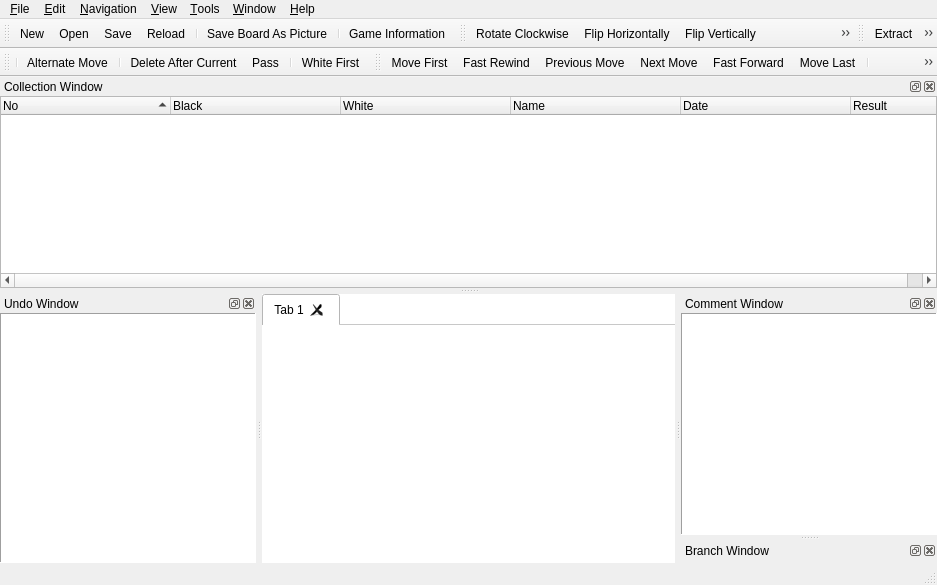
nullx002/mugo, file mainwindow.ui: the form before one commit.
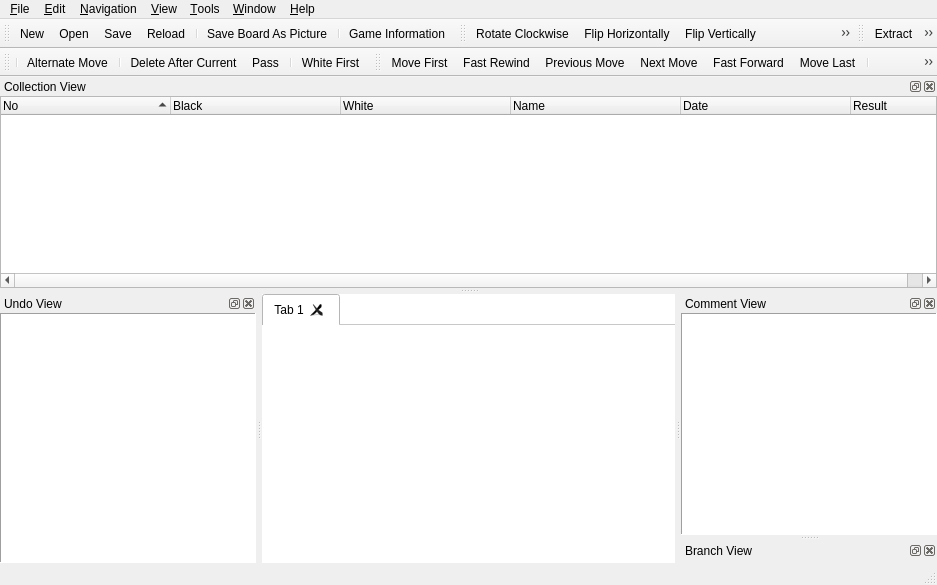
The form after the commit. Icons and pictures are not drawn.

```diff
--- a/mainwindow.ui
+++ b/mainwindow.ui
@@ -464,7 +464,7 @@
   <widget class="QStatusBar" name="statusBar"/>
   <widget class="QDockWidget" name="commentDockWidget">
    <property name="windowTitle">
-    <string>Comment Window</string>
+    <string>Comment View</string>
    </property>
    <attribute name="dockWidgetArea">
     <number>2</number>
@@ -489,7 +489,7 @@
   </widget>
   <widget class="QDockWidget" name="branchDockWidget">
    <property name="windowTitle">
-    <string>Branch Window</string>
+    <string>Branch View</string>
    </property>
    <attribute name="dockWidgetArea">
     <number>2</number>
@@ -513,7 +513,7 @@
     <bool>false</bool>
    </property>
    <property name="windowTitle">
-    <string>Undo Window</string>
+    <string>Undo View</string>
    </property>
    <attribute name="dockWidgetArea">
     <number>1</number>
@@ -535,7 +535,7 @@
   </widget>
   <widget class="QDockWidget" name="collectionDockWidget">
    <property name="windowTitle">
-    <string>Collection Window</string>
+    <string>Collection View</string>
    </property>
    <attribute name="dockWidgetArea">
     <number>4</number>
```
